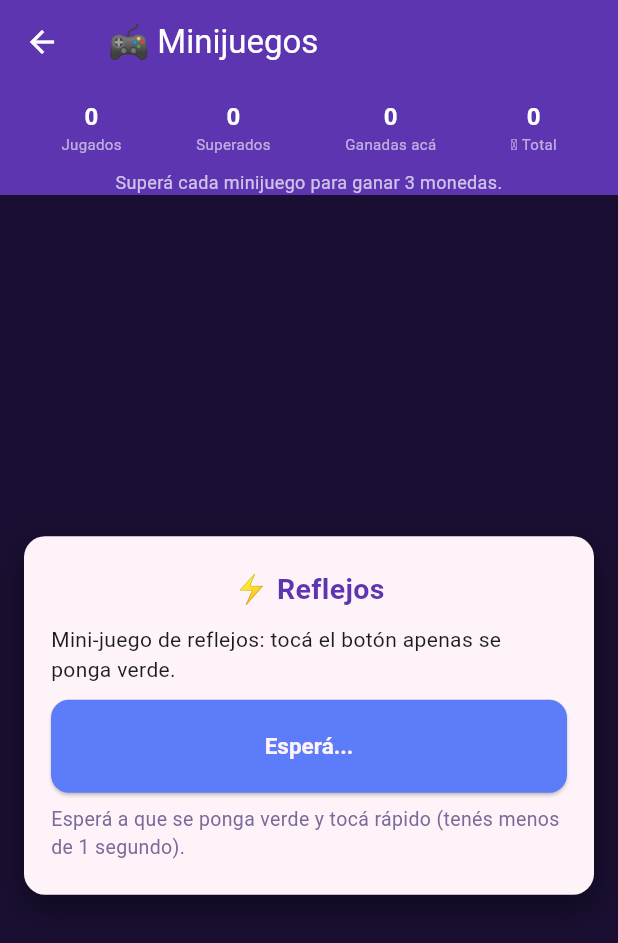
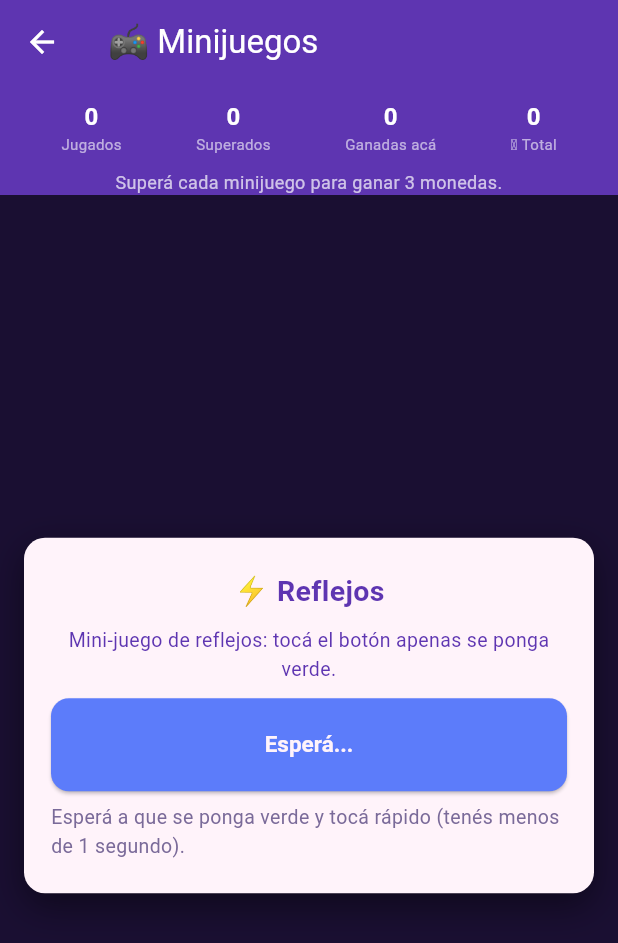
Before and after one commit to solucioneselectromedicassj-ai/La-oca-, a Flutter app: the MinijuegosBonusScreen screen opened directly with empty values, on a phone screen of 412 x 824 dp. Shown: the top 943 px of the screen. Run offline on Flutter 3.47's test engine with Material 3 defaults, Android fonts, the phone set to English and light mode, and no system bars; our stand-ins replace audioplayers, share_plus, shared_preferences, supabase_flutter; missing offline and left inert: onesignal_flutter, realtime_client; accounts and stored records are empty; network calls fail; Roboto replaces fonts that are missing (Georgia).

Commit message:
Arreglar transparencia falsa de la Oca y texto gigante en minijuegos
Las imágenes de la Oca tenían el cuadriculado de "transparencia" del
editor dibujado como píxeles reales en vez de canal alfa, así que se
veían con un fondo gris cuadrado en la app. Se les quita ese fondo con
flood-fill desde las esquinas (deja intacto el pato, que no comparte
esos tonos de gris).

De paso, el texto instructivo de los minijuegos de memoria y reflejos
no tenía estilo asignado, así que heredaba un tamaño de fuente enorme
en vez de los ~13px que usa el resto de la UI — se le pone el mismo
estilo que ya usa el texto de resultado debajo.

Co-Authored-By: Claude Sonnet 5 <noreply@anthropic.com>
Claude-Session: https://claude.ai/code/session_01U7d7hybhiSqgGvpNcjK2N1

```diff
--- a/ocaland_flutter/lib/screens/widgets/reflejos_widget.dart
+++ b/ocaland_flutter/lib/screens/widgets/reflejos_widget.dart
@@ -1,6 +1,7 @@
 import 'dart:async';
 import 'dart:math';
 import 'package:flutter/material.dart';
+import '../../theme/app_colors.dart';
 
 /// Mini-juego de reflejos: hay que tocar el botón apenas se pone verde.
 /// Falla si se toca antes de tiempo o si se tarda demasiado (>900ms) una vez
@@ -72,7 +73,11 @@ class _ReflejosWidgetState extends State<ReflejosWidget> {
     return Column(
       mainAxisSize: MainAxisSize.min,
       children: [
-        const Text('Mini-juego de reflejos: tocá el botón apenas se ponga verde.'),
+        const Text(
+          'Mini-juego de reflejos: tocá el botón apenas se ponga verde.',
+          textAlign: TextAlign.center,
+          style: TextStyle(fontSize: 13, color: AppColors.violetDark),
+        ),
         const SizedBox(height: 10),
         SizedBox(
           width: double.infinity,
```
Also changed, not shown: ocaland_flutter/lib/screens/widgets/memoria_widget.dart (+6 -1 lines), ocaland_flutter/assets/mascota/oca_aburrida.png, ocaland_flutter/assets/mascota/oca_comiendo_1.png, ocaland_flutter/assets/mascota/oca_comiendo_2.png, ocaland_flutter/assets/mascota/oca_durmiendo_1.png, ocaland_flutter/assets/mascota/oca_durmiendo_2.png, ocaland_flutter/assets/mascota/oca_feliz.png, ocaland_flutter/assets/mascota/oca_feliz_boca_abierta.png, ocaland_flutter/assets/mascota/oca_hambre.png, ocaland_flutter/assets/mascota/oca_sueno_1.png, ocaland_flutter/assets/mascota/oca_sueno_2.png.
